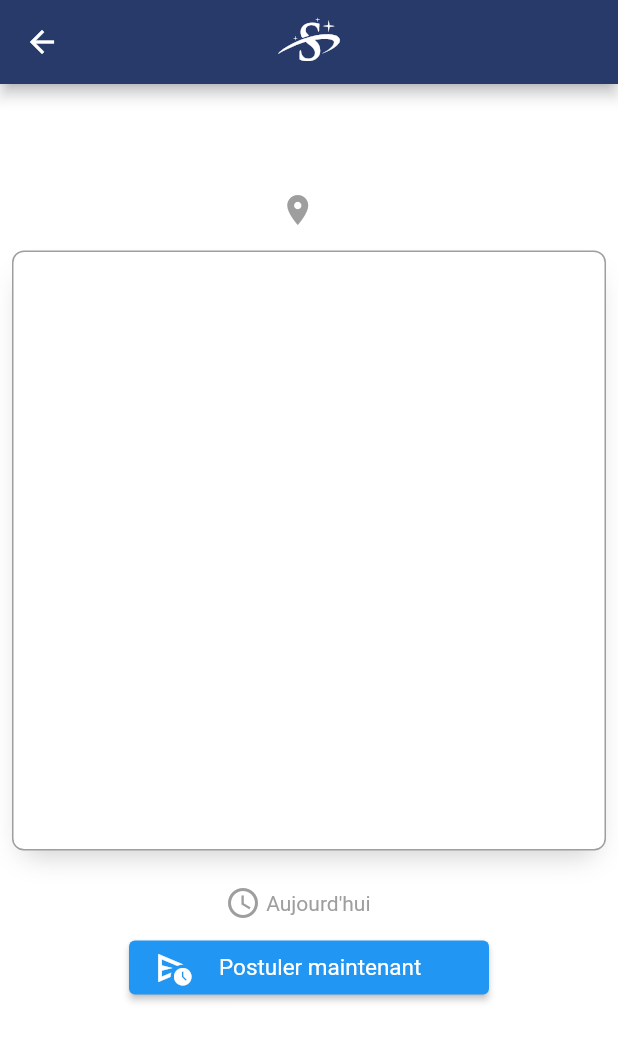
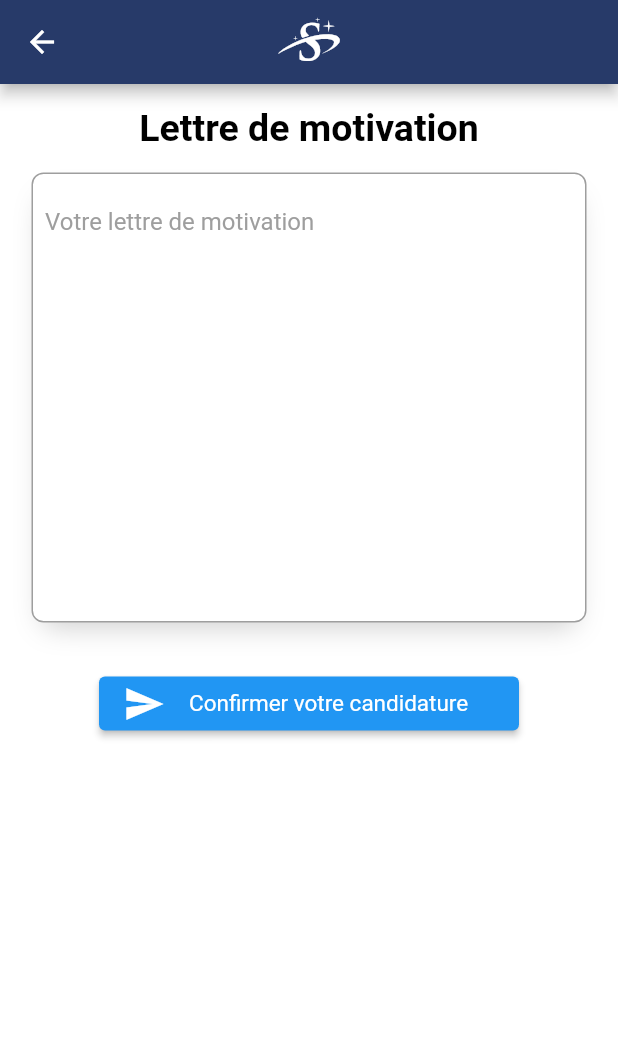
Before and after one commit to flolgl/StudWay, a Flutter app: the OfferFullView screen opened directly with empty values, after a tap on "Postuler maintenant", on a phone screen of 412 x 824 dp. Shown: the top 1041 px of the screen. Run offline on Flutter 3.47's test engine with Material 2 defaults, Android fonts, the phone set to English and light mode, and no system bars; our stand-ins replace badges, email_validator, file_picker, image_picker, shared_preferences, socket_io_client; missing offline and left inert: shared_preferences_web; accounts and stored records are empty; network calls fail.

Commit message:
Offer full view update + cover letter view

```diff
--- a/lib/controller/user/User.dart
+++ b/lib/controller/user/User.dart
@@ -379,4 +379,7 @@ class User {
     return true;
   }
 
+
+  void applyTo(Offer offer) {}
+
 }
--- a/lib/view/Home/Profile/Profile.dart
+++ b/lib/view/Home/Profile/Profile.dart
@@ -492,7 +492,7 @@ Widget buildButton({
       margin: const EdgeInsets.only(top: 20.0),
       child: ElevatedButton(
         style: ElevatedButton.styleFrom(
-            fixedSize: const Size(240, 35),
+            fixedSize: const Size(260, 35),
             primary: Colors.white,
             onPrimary: Colors.black,
             textStyle: const TextStyle(fontSize: 15)),
--- /dev/null
+++ b/lib/view/offers/components/ApplyToOffer.dart
@@ -0,0 +1,143 @@
+import 'package:flutter/cupertino.dart';
+import 'package:flutter/material.dart';
+import 'package:studway_project/controller/offer/Offer.dart';
+import 'package:studway_project/controller/user/User.dart';
+
+import '../../icons/my_flutter_app_icons.dart';
+
+class ApplyToOffer extends StatefulWidget {
+  final User _user;
+  final Offer _offer;
+
+  ApplyToOffer(this._user, this._offer, {Key? key}) : super(key: key);
+
+  @override
+  State<StatefulWidget> createState() => ApplyToOfferState(_user, _offer);
+}
+
+class ApplyToOfferState extends State<ApplyToOffer> {
+  final _formKey = GlobalKey<FormState>();
+  final User _user;
+  final Offer _offer;
+  final TextEditingController _coverLetterController = TextEditingController();
+
+  ApplyToOfferState(
+      this._user, this._offer); //late Future<int> amountOfDaysSinceUpload;
+
+  @override
+  void initState() {
+    super.initState();
+  }
+
+  @override
+  Widget build(BuildContext context) {
+    return Scaffold(
+      appBar: buildAppBar(),
+      body: _buildAppBody(),
+    );
+  }
+
+  Widget _buildAppBody() {
+    return SingleChildScrollView(
+      reverse: true,
+      child: Center(
+        child: Column(
+          children: [
+            Padding(
+              padding: const EdgeInsets.only(
+                left: 15,
+                top: 15,
+                bottom: 15,
+                right: 15,
+              ),
+              child: RichText(
+                text: const TextSpan(
+                  text: "Lettre de motivation",
+                  style: TextStyle(
+                    fontSize: 25,
+                    color: Colors.black,
+                    fontWeight: FontWeight.bold,
+                  ),
+                ),
+              ),
+            ),
+            Container(
+              constraints: const BoxConstraints(
+                maxHeight: double.infinity,
+                minHeight: 300,
+                minWidth: 300,
+                maxWidth: 370,
+              ),
+              decoration: BoxDecoration(
+                color: Colors.white,
+                border: Border.all(
+                  color: Colors.grey,
+                ),
+                borderRadius: BorderRadius.circular(8.0),
+                boxShadow: [
+                  BoxShadow(
+                    color: Colors.grey.withOpacity(0.5),
+                    spreadRadius: -7,
+                    blurRadius: 15,
+                    offset: const Offset(0, 10), // changes position of shadow
+                  ),
+                ],
+              ),
+              child: Form(
+                key: _formKey,
+                child: Padding(
+                  padding: const EdgeInsets.all(8.0),
+                  child: TextFormField(
+                    keyboardType: TextInputType.multiline,
+                    maxLines: null,
+                    controller: _coverLetterController,
+                    decoration: const InputDecoration(
+                      border: InputBorder.none,
+                      hintText: "Votre lettre de motivation",
+                      hintStyle: TextStyle(color: Colors.grey),
+                    ),
+                    validator: (value) =>
+                        value == null || value.isEmpty ? "Champs vide" : null,
+                  ),
+                ),
+              ),
+            ),
+            Padding(
+              padding: const EdgeInsets.only(top: 30, bottom: 20),
+              child: ElevatedButton(
+                style: ElevatedButton.styleFrom(
+                    fixedSize: const Size(280, 35),
+                    primary: Colors.blue,
+                    onPrimary: Colors.white,
+                    textStyle: const TextStyle(fontSize: 15)),
+                child: Row(
+                  children: const [
+                    Icon(Icons.send, size: 28),
+                    SizedBox(width: 16),
+                    Text("Confirmer votre candidature"),
+                  ],
+                ),
+                onPressed: () {
+                  _user.applyTo(_offer);
+                },
+              ),
+            ),
+          ],
+        ),
+      ),
+    );
+  }
+
+  AppBar buildAppBar() {
+    return AppBar(
+      centerTitle: true,
+      title: const Padding(
+        padding: EdgeInsets.only(top: 20.0),
+        child: Icon(
+          MyFlutterApp.StudWay_logo_white,
+          size: 100.0,
+        ),
+      ),
+    );
+  }
+}
--- a/lib/view/offers/components/OfferContainer.dart
+++ b/lib/view/offers/components/OfferContainer.dart
@@ -1,6 +1,7 @@
 import 'package:flutter/material.dart';
 
 import '../../../controller/offer/Offer.dart';
+import '../../../controller/user/User.dart';
 import 'OfferFullView.dart';
 
 class OfferContainer extends StatefulWidget {
@@ -40,7 +41,7 @@ class _OfferContainerState extends State<OfferContainer> {
               return GestureDetector(
                 onTap: () {
                   Navigator.of(context)
-                      .push(MaterialPageRoute(builder: (context) => OfferFullView(snapshot.data!)));
+                      .push(MaterialPageRoute(builder: (context) => OfferFullView(User.currentUser!, snapshot.data!)));
                 },
                 child: Container(
                   height: 250,
--- a/lib/view/offers/components/OfferFullView.dart
+++ b/lib/view/offers/components/OfferFullView.dart
@@ -2,21 +2,25 @@ import 'package:flutter/cupertino.dart';
 import 'package:flutter/material.dart';
 
 import '../../../controller/offer/Offer.dart';
+import '../../../controller/user/User.dart';
 import '../../icons/my_flutter_app_icons.dart';
+import 'ApplyToOffer.dart';
 
 class OfferFullView extends StatefulWidget {
+  final User _user;
   final Offer _offer;
 
-  const OfferFullView(this._offer, {Key? key}) : super(key: key);
+  const OfferFullView(this._user, this._offer, {Key? key}) : super(key: key);
 
   @override
-  State<StatefulWidget> createState() => _OfferFullViewState(_offer);
+  State<StatefulWidget> createState() => _OfferFullViewState(_user, _offer);
 }
 
 class _OfferFullViewState extends State<OfferFullView> {
+  final User _user;
   final Offer _offer;
 
-  _OfferFullViewState(this._offer); //late Future<int> amountOfDaysSinceUpload;
+  _OfferFullViewState(this._user, this._offer); //late Future<int> amountOfDaysSinceUpload;
 
   @override
   void initState() {
@@ -32,7 +36,9 @@ class _OfferFullViewState extends State<OfferFullView> {
   }
 
   Widget _buildAppBody() {
-    return Center(
+    return SingleChildScrollView(
+      reverse: true,
+      child: Center(
         child: Column(
           children: [
             Padding(
@@ -136,9 +142,11 @@ class _OfferFullViewState extends State<OfferFullView> {
                 ],
               ),
             ),
-          ElevatedButton(
+            Padding(
+              padding: const EdgeInsets.only(bottom: 20),
+              child: ElevatedButton(
                 style: ElevatedButton.styleFrom(
-                fixedSize: const Size(240, 35),
+                    fixedSize: const Size(220, 35),
                     primary: Colors.blue,
                     onPrimary: Colors.white,
                     textStyle: const TextStyle(fontSize: 15)),
@@ -150,10 +158,13 @@ class _OfferFullViewState extends State<OfferFullView> {
                   ],
                 ),
                 onPressed: () {
-              print("clicked!");
+                  Navigator.of(context)
+                      .push(MaterialPageRoute(builder: (context) => ApplyToOffer(_user, _offer)));
                 },
               ),
+            ),
           ],
+        ),
       ),
     );
   }
```
Lines whose indentation alone changed are shown as unchanged.
